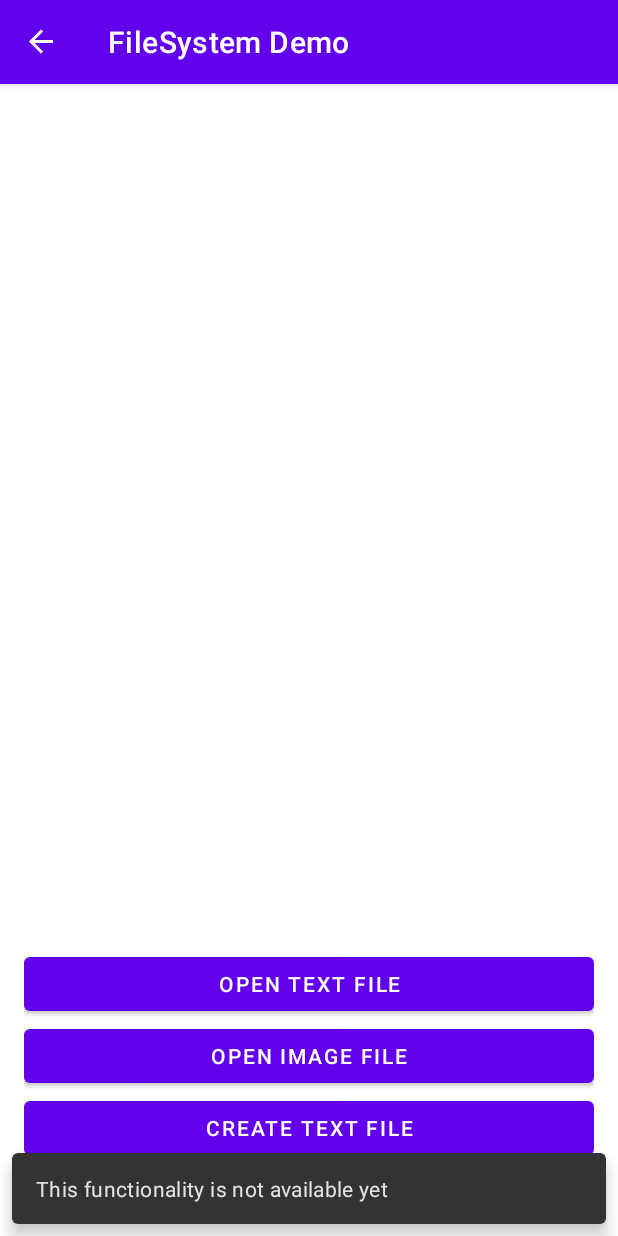
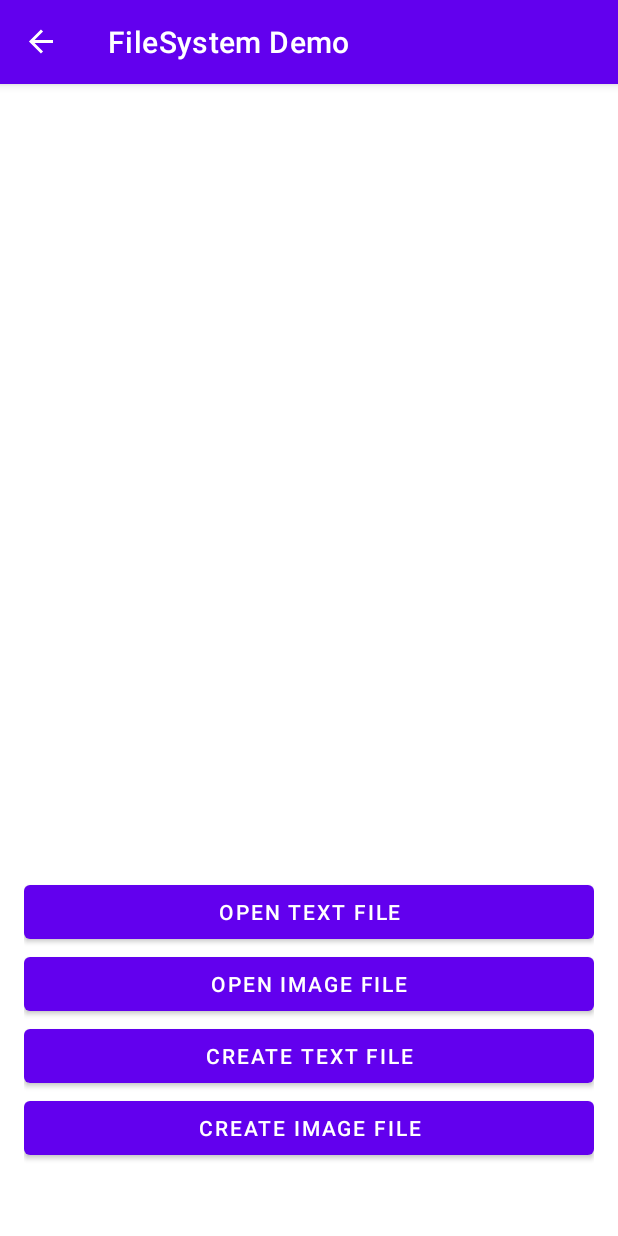
Before and after one commit to google/modernstorage, an Android app: the FileSystemFragment screen opened through its navigation route, after a tap on "CREATE TEXT FILE", on a phone screen of 412 x 824 dp. Run offline under Robolectric (Android 15) with nearby library versions, the phone set to English and light mode, and no system bars; our stand-ins replace navigation-ui.

Commit message:
Add filesystem writing example (#42)
* Add writing example in filesystem

* Use Files.copy instead of opening an OutputStream and write to it in filesystem demo

Improve filesystem guide

* Add OutputStream support

This adds support for writable channels, in addition to readable
channels that were already part of filesystem.

At the moment, read+write channels are not supported.

Co-authored-by: Nicole Borrelli <borrelli@google.com>

```diff
--- a/sample/src/main/java/com/google/modernstorage/sample/filesystem/FileSystemFragment.kt
+++ b/sample/src/main/java/com/google/modernstorage/sample/filesystem/FileSystemFragment.kt
@@ -15,6 +15,10 @@
  */
 package com.google.modernstorage.sample.filesystem
 
+import android.app.Activity
+import android.content.Context
+import android.content.Intent
+import android.net.Uri
 import android.os.Build
 import android.os.Bundle
 import android.text.format.Formatter
@@ -23,11 +27,12 @@ import android.view.View
 import android.view.ViewGroup
 import android.widget.ImageView
 import android.widget.TextView
+import androidx.activity.result.contract.ActivityResultContract
 import androidx.activity.result.contract.ActivityResultContracts.OpenDocument
+import androidx.annotation.CallSuper
 import androidx.annotation.RequiresApi
 import androidx.fragment.app.Fragment
 import androidx.fragment.app.viewModels
-import com.google.android.material.snackbar.Snackbar
 import com.google.modernstorage.sample.R
 import com.google.modernstorage.sample.databinding.FragmentFilesystemBinding
 
@@ -77,26 +82,70 @@ class FileSystemFragment : Fragment() {
         _binding = null
     }
 
+    private val actionOpenTextFile = registerForActivityResult(OpenDocument()) { uri ->
+        uri?.let { viewModel.previewFile(it, FileType.TEXT) }
+    }
+
+    private val actionOpenImageFile = registerForActivityResult(OpenDocument()) { uri ->
+        uri?.let { viewModel.previewFile(it, FileType.IMAGE) }
+    }
+
+    private val actionCreateTextFile = registerForActivityResult(CustomCreateDocument()) { uri ->
+        uri?.let { viewModel.downloadAndSaveContent(it, FileType.TEXT) }
+    }
+
+    private val actionCreateImageFile = registerForActivityResult(CustomCreateDocument()) { uri ->
+        uri?.let { viewModel.downloadAndSaveContent(it, FileType.IMAGE) }
+    }
+
     private fun setupLayout() {
         binding.openTextFile.setOnClickListener {
             actionOpenTextFile.launch(arrayOf("text/*"))
         }
 
-        binding.createTextFile.setOnClickListener { button ->
-            Snackbar.make(button, R.string.filesystem_not_available_yet, Snackbar.LENGTH_SHORT)
-                .show()
-        }
-
         binding.openImageFile.setOnClickListener {
             actionOpenImageFile.launch(arrayOf("image/*"))
         }
+
+        binding.createTextFile.setOnClickListener {
+            actionCreateTextFile.launch(
+                CustomCreateDocument.Args(
+                    "${System.currentTimeMillis()}.md",
+                    "text/markdown"
+                )
+            )
+        }
+
+        binding.createImageFile.setOnClickListener {
+            actionCreateImageFile.launch(
+                CustomCreateDocument.Args(
+                    "${System.currentTimeMillis()}.jpg",
+                    "image/jpeg"
+                )
+            )
+        }
+    }
+}
+
+class CustomCreateDocument : ActivityResultContract<CustomCreateDocument.Args, Uri?>() {
+    class Args(val displayName: String, val mimeType: String)
+
+    @CallSuper
+    override fun createIntent(context: Context, input: Args): Intent {
+        return Intent(Intent.ACTION_CREATE_DOCUMENT)
+            .addCategory(Intent.CATEGORY_OPENABLE)
+            .setType(input.mimeType)
+            .putExtra(Intent.EXTRA_TITLE, input.displayName)
     }
 
-    private val actionOpenTextFile = registerForActivityResult(OpenDocument()) { uri ->
-        uri?.let { viewModel.onFileSelect(it, FileType.TEXT) }
+    override fun getSynchronousResult(
+        context: Context,
+        input: Args
+    ): SynchronousResult<Uri?>? {
+        return null
     }
 
-    private val actionOpenImageFile = registerForActivityResult(OpenDocument()) { uri ->
-        uri?.let { viewModel.onFileSelect(it, FileType.IMAGE) }
+    override fun parseResult(resultCode: Int, intent: Intent?): Uri? {
+        return if (intent == null || resultCode != Activity.RESULT_OK) null else intent.data
     }
 }
--- a/sample/src/main/java/com/google/modernstorage/sample/mediastore/MediaStoreViewModel.kt
+++ b/sample/src/main/java/com/google/modernstorage/sample/mediastore/MediaStoreViewModel.kt
@@ -27,6 +27,7 @@ import com.google.modernstorage.mediastore.FileResource
 import com.google.modernstorage.mediastore.FileType
 import com.google.modernstorage.mediastore.MediaStoreRepository
 import com.google.modernstorage.mediastore.SharedPrimary
+import com.google.modernstorage.sample.SampleData
 import kotlinx.coroutines.Dispatchers
 import kotlinx.coroutines.launch
 import kotlinx.coroutines.withContext
--- a/sample/src/main/res/layout/fragment_filesystem.xml
+++ b/sample/src/main/res/layout/fragment_filesystem.xml
@@ -85,6 +85,12 @@
             android:layout_width="match_parent"
             android:layout_height="wrap_content"
             android:text="@string/filesystem_create_text_file_label" />
+
+        <Button
+            android:id="@+id/create_image_file"
+            android:layout_width="match_parent"
+            android:layout_height="wrap_content"
+            android:text="@string/filesystem_create_image_file_label" />
     </LinearLayout>
 
 </androidx.constraintlayout.widget.ConstraintLayout>
--- a/sample/src/main/res/values/strings.xml
+++ b/sample/src/main/res/values/strings.xml
@@ -40,6 +40,7 @@
     <string name="filesystem_open_text_file_label">Open text file</string>
     <string name="filesystem_open_image_file_label">Open image file</string>
     <string name="filesystem_create_text_file_label">Create text file</string>
+    <string name="filesystem_create_image_file_label">Create image file</string>
     <string name="filesystem_not_available_yet">This functionality is not available yet</string>
     <string name="filesystem_size">File size: %1$s</string>
 </resources>
```
Also changed, not shown: sample/src/main/java/com/google/modernstorage/sample/SampleData.kt (renamed from sample/src/main/java/com/google/modernstorage/sample/mediastore/SampleData.kt, +7 -1 lines), sample/src/main/java/com/google/modernstorage/sample/filesystem/FileSystemViewModel.kt (+35 -5 lines), 1 other file.
